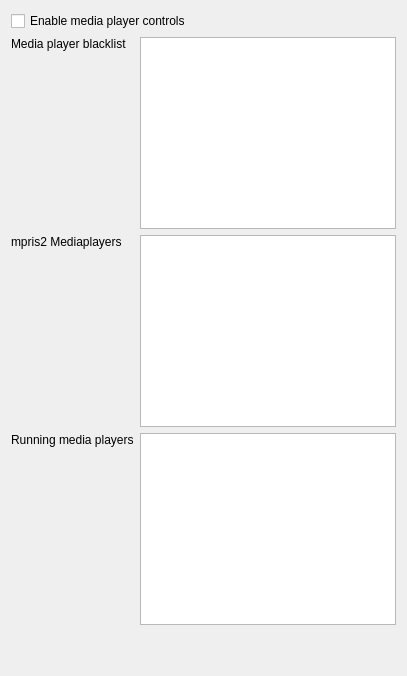
LandisTwo/veromix-plasmoid, file contents/ui/nowplaying.ui: the form before one commit.
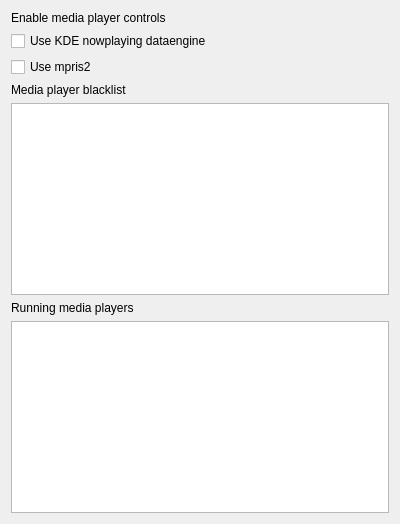
The form after the commit.

Commit message: Completly separate kde's nowplaying from mpris2.

What changed in the file:
```diff
--- a/contents/ui/nowplaying.ui
+++ b/contents/ui/nowplaying.ui
@@ -12,47 +12,34 @@
    <string>Form</string>
   </property>
   <layout class="QVBoxLayout" name="verticalLayout_2">
-   <item>
-   <layout class="QVBoxLayout" name="verticalLayout">
+
     <item>
-     <widget class="QCheckBox" name="useNowplaying">
-      <property name="text">
-       <string>Enable media player controls</string>
-      </property>
-     </widget>
-    </item>
-    <item>
-     <layout class="QGridLayout" name="gridLayout">
-      <item row="6" column="0">
-       <spacer name="verticalSpacer">
-        <property name="orientation">
-         <enum>Qt::Vertical</enum>
-        </property>
-        <property name="sizeHint" stdset="0">
-         <size>
-          <width>20</width>
-          <height>40</height>
-         </size>
-        </property>
-       </spacer>
-      </item>
-      <item row="4" column="0">
-       <widget class="QLabel" name="mpris2Label">
+       <widget class="QLabel">
         <property name="text">
-         <string>mpris2 Mediaplayers</string>
+         <string>Enable media player controls</string>
         </property>
         <property name="alignment">
          <set>Qt::AlignLeading|Qt::AlignLeft|Qt::AlignTop</set>
         </property>
        </widget>
       </item>
-      <item row="3" column="1">
-       <widget class="QPlainTextEdit" name="mediaplayerBlacklist"/>
-      </item>
-      <item row="4" column="1">
-       <widget class="QPlainTextEdit" name="mpris2List"/>
-      </item>
-      <item row="3" column="0">
+
+      
+    <item>
+     <widget class="QCheckBox" name="use_nowplaying">
+      <property name="text">
+       <string>Use KDE nowplaying dataengine </string>
+      </property>
+     </widget>
+    </item>
+    <item>
+     <widget class="QCheckBox" name="use_mpris2">
+      <property name="text">
+       <string>Use mpris2</string>
+      </property>
+     </widget>
+    </item>
+    <item>
        <widget class="QLabel" name="mediaplayerBlacklistLabel">
         <property name="text">
          <string>Media player blacklist</string>
@@ -62,11 +49,11 @@
         </property>
        </widget>
       </item>
-      <item row="5" column="1">
-       <widget class="QPlainTextEdit" name="runningMediaplayers"/>
+    <item>
+       <widget class="QPlainTextEdit" name="mediaplayerBlacklist"/>
       </item>
-      <item row="5" column="0">
-       <widget class="QLabel" name="runningMediaplayersLabel">
+    <item>
+        <widget class="QLabel" name="runningMediaplayersLabel">
         <property name="text">
          <string>Running media players</string>
         </property>
@@ -74,11 +61,13 @@
          <set>Qt::AlignLeading|Qt::AlignLeft|Qt::AlignTop</set>
         </property>
        </widget>
-      </item>
-     </layout>
     </item>
-   </layout>
-  </item>
+
+      <item>
+       <widget class="QPlainTextEdit" name="runningMediaplayers"/>
+   </item>
+
+    
   </layout>
  </widget>
  <resources/>
```
The commit also changes 4 other files.
